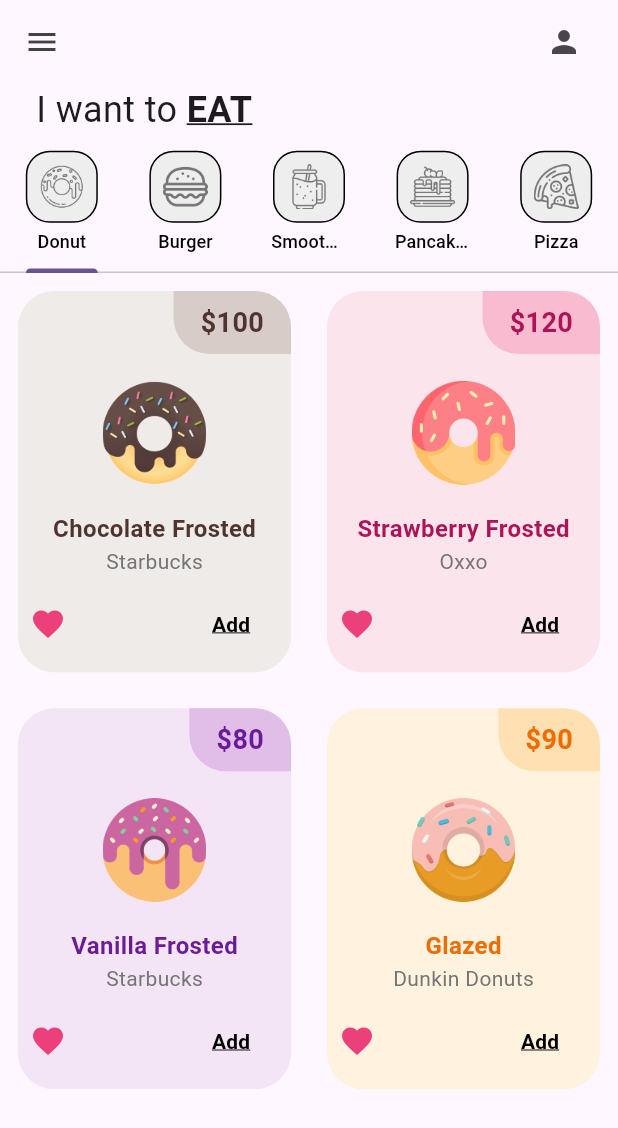
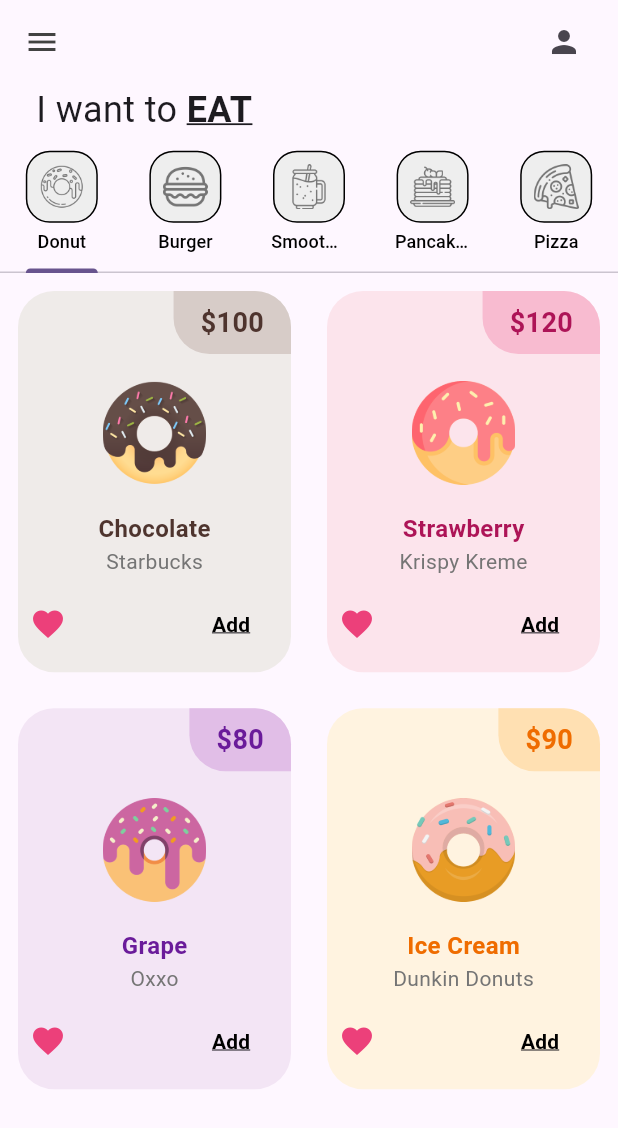
Before and after one commit to alondrav0304/donuts_app, a Flutter app: the screen it shows after launch, on a phone screen of 412 x 824 dp. Shown: the top 1128 px of the screen. Run offline on Flutter 3.47's test engine with Material 3 defaults, Android fonts, the phone set to English and light mode, and no system bars.

Commit message:
Actualiza todos los archivos del proyecto

```diff
--- a/lib/tab/donut_tab.dart
+++ b/lib/tab/donut_tab.dart
@@ -5,28 +5,28 @@ import 'package:flutter/material.dart';
 final List donutOnSale = [
   //DonutFlavor, donutPrice, DonutColor, DonutImagePath, DonutProvider
   [
-    'Chocolate Frosted',
+    'Chocolate',
     '100',
     Colors.brown,
     'lib/imagenes/chocolate_donut.png',
     'Starbucks',
   ],
   [
-    'Strawberry Frosted',
+    'Strawberry',
     '120',
     Colors.pink,
     'lib/imagenes/strawberry_donut.png',
+    'Krispy Kreme',
+  ],
+  [
+    'Grape',
+    '80',
+    Colors.purple,
+    'lib/imagenes/grape_donut.png',
     'Oxxo',
   ],
   [
-    'Vanilla Frosted',
-    '80',
-    Colors.purple,
-    'lib/imagenes/grape_donut.png',
-    'Starbucks',
-  ],
-  [
-    'Glazed',
+    'Ice Cream',
     '90',
     Colors.orange,
     'lib/imagenes/icecream_donut.png',
```
